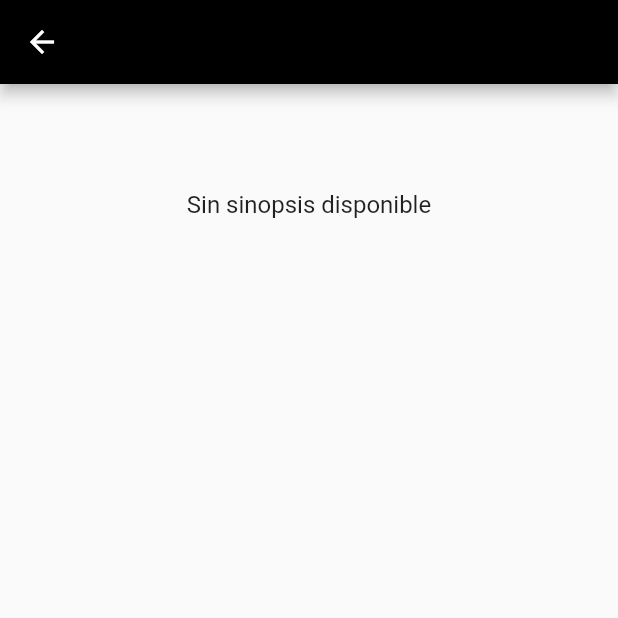
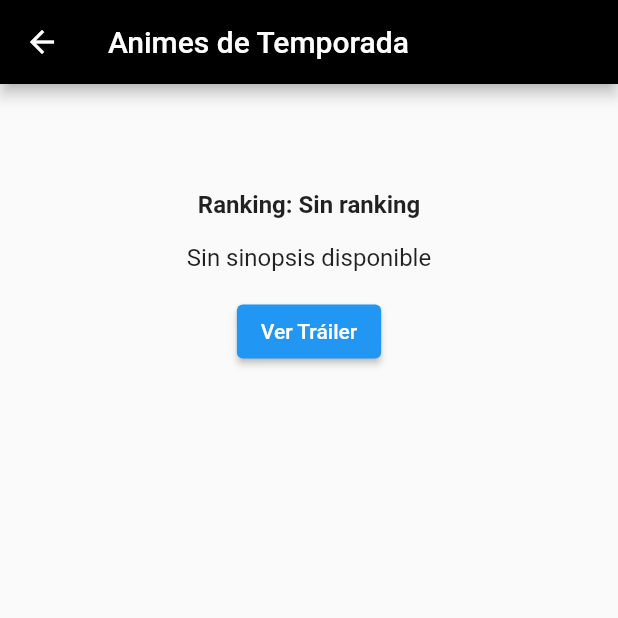
Before and after one commit to EmmanuelSalcido/anime_app, a Flutter app: the HomeAnimeDetailScreen screen opened directly with empty values, on a phone screen of 412 x 824 dp, the top half of it. Run offline on Flutter 3.47's test engine with Material 2 defaults, Android fonts, the light colour scheme and no system bars; our stand-ins replace cached_network_image, material_design_icons_flutter, youtube_player_flutter; network calls fail.

Commit message:
bug solucionado de trailer de home

```diff
--- a/lib/screen/home_anime_detail_screen.dart
+++ b/lib/screen/home_anime_detail_screen.dart
@@ -1,5 +1,5 @@
 import 'package:flutter/material.dart';
-import 'package:anime_app/screen/anime_detail_screen.dart';
+import 'package:youtube_player_flutter/youtube_player_flutter.dart';
 
 class HomeAnimeDetailScreen extends StatefulWidget {
   final String animeTitle;
@@ -12,27 +12,36 @@ class HomeAnimeDetailScreen extends StatefulWidget {
 }
 
 class _HomeAnimeDetailScreenState extends State<HomeAnimeDetailScreen> {
+  late YoutubePlayerController _controller;
+  bool isVideoVisible = false;
+
+  @override
+  void initState() {
+    super.initState();
+    final trailerUrl = widget.animeDetails?['trailer']?['embed_url'] as String?;
+    if (trailerUrl != null) {
+      _controller = YoutubePlayerController(
+        initialVideoId: YoutubePlayer.convertUrlToId(trailerUrl)!,
+        flags: YoutubePlayerFlags(
+          autoPlay: false,
+          mute: false,
+        ),
+      );
+    }
+  }
+
   @override
   Widget build(BuildContext context) {
     final imageUrl = widget.animeDetails?['images']?['jpg']?['large_image_url'];
     final synopsis = widget.animeDetails?['synopsis'];
+    final ranking = widget.animeDetails?['rank'] ?? 'Sin ranking';
 
     return Scaffold(
       appBar: AppBar(
+        backgroundColor: Colors.black,
         title: Text(
-          widget.animeTitle,
-          style: TextStyle(
-            fontSize: 20,
-            fontWeight: FontWeight.bold,
-            color: Colors.white,
-          ),
-        ),
-        backgroundColor: Colors.black,
-        leading: IconButton(
-          icon: Icon(Icons.arrow_back),
-          onPressed: () {
-            Navigator.pop(context);
-          },
+          'Animes de Temporada',
+          style: TextStyle(color: Colors.white),
         ),
       ),
       body: SingleChildScrollView(
@@ -40,6 +49,7 @@ class _HomeAnimeDetailScreenState extends State<HomeAnimeDetailScreen> {
           padding: const EdgeInsets.all(16.0),
           child: Column(
             children: [
+              // Imagen del anime
               if (imageUrl != null)
                 Image.network(imageUrl)
               else
@@ -47,19 +57,58 @@ class _HomeAnimeDetailScreenState extends State<HomeAnimeDetailScreen> {
 
               SizedBox(height: 16),
 
+              // Título del anime
               Text(
                 widget.animeTitle,
                 style: TextStyle(fontSize: 20, fontWeight: FontWeight.bold),
               ),
+
               SizedBox(height: 16),
+
+              // Ranking
+              Text(
+                'Ranking: $ranking',
+                style: TextStyle(fontSize: 16, fontWeight: FontWeight.bold),
+              ),
+
+              SizedBox(height: 16),
+
+              // Sinopsis
               Text(
                 synopsis ?? 'Sin sinopsis disponible',
                 style: TextStyle(fontSize: 16),
               ),
+
+              SizedBox(height: 16),
+
+              // Botón para ver u ocultar el video
+              ElevatedButton(
+                onPressed: () {
+                  setState(() {
+                    isVideoVisible = !isVideoVisible;
+                  });
+                },
+                child: Text(isVideoVisible ? 'Ocultar Tráiler' : 'Ver Tráiler'),
+              ),
+
+              SizedBox(height: 16),
+
+              // Reproductor de YouTube para el tráiler si está disponible
+              if (isVideoVisible)
+                YoutubePlayer(
+                  controller: _controller,
+                  showVideoProgressIndicator: true,
+                ),
             ],
           ),
         ),
       ),
     );
   }
+
+  @override
+  void dispose() {
+    _controller.dispose();
+    super.dispose();
+  }
 }
```
